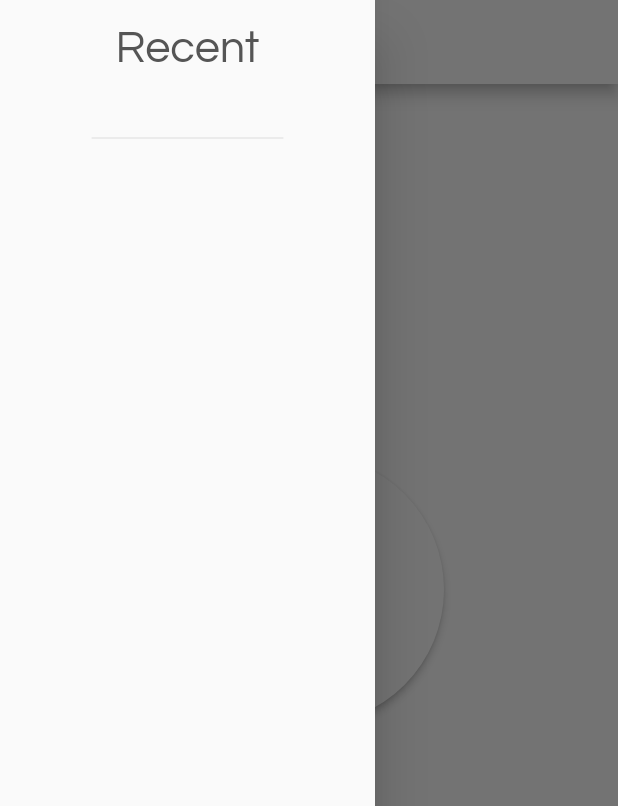
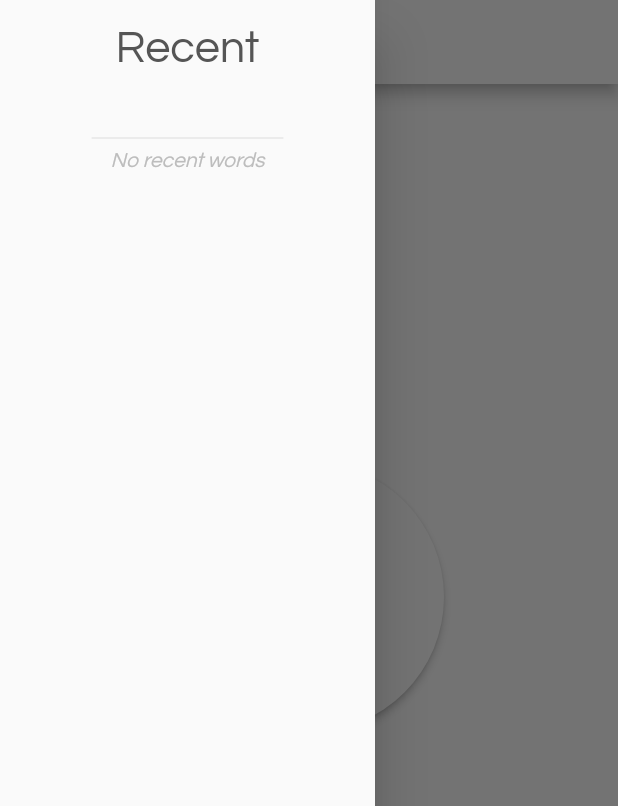
Before and after one commit to JuliusKarl/syno, a Flutter app: the screen it shows after launch, with the side drawer open, on a phone screen of 412 x 824 dp. Shown: the top 806 px of the screen. Run offline on Flutter 3.47's test engine with Material 2 defaults, Android fonts, the phone set to English and light mode, and no system bars; drawn by our look-alikes of avatar_glow; our stand-ins replace speech_to_text.

```diff
--- a/lib/components.dart
+++ b/lib/components.dart
@@ -1,4 +1,5 @@
 import 'package:flutter/material.dart';
+import 'main.dart';
 import 'package:avatar_glow/avatar_glow.dart';
 import 'package:speech_to_text/speech_to_text.dart' as stt;
 
@@ -15,6 +16,7 @@ class MainButton extends StatefulWidget {
 }
 
 class _MainButtonState extends State<MainButton> {
+  Image button;
   stt.SpeechToText _speech;
   bool _isListening = false;
   String _text;
@@ -22,19 +24,26 @@ class _MainButtonState extends State<MainButton> {
   @override
   initState() {
     super.initState();
+    button = Image.asset('assets/img/Syno-Button.png');
     _speech = stt.SpeechToText();
+  }
+
+  @override
+  void didChangeDependencies() {
+    super.didChangeDependencies();
+    precacheImage(button.image, context);
   }
 
   @override
   Widget build(BuildContext context) {
     return Column(mainAxisAlignment: MainAxisAlignment.center, children: [
       Container(
-          width: 250.0,
-          height: 250.0,
+          width: 230.0,
+          height: 230.0,
           child: AvatarGlow(
               animate: _isListening,
               glowColor: orange,
-              endRadius: 250,
+              endRadius: 200,
               duration: Duration(milliseconds: 1500),
               showTwoGlows: true,
               child: Container(
@@ -48,15 +57,17 @@ class _MainButtonState extends State<MainButton> {
                           foregroundDecoration: _isListening
                               ? BoxDecoration(
                                   shape: BoxShape.circle,
-                                  color: Colors.grey,
-                                  backgroundBlendMode: BlendMode.saturation,
+                                  color: Colors.grey[400],
+                                  backgroundBlendMode: BlendMode.hardLight,
                                 )
                               : null,
-                          child: Image.asset('assets/img/Syno-Button.png')),
+                          child: button),
                       onPressed: _listen)))),
-      new Text(
-        _isListening ? "" : (_text != null ? _text : "Tap to start"),
-      )
+      Container(
+          margin: EdgeInsets.fromLTRB(0, 20, 0, 0),
+          child: Text(
+            _isListening ? "Listening ..." : "Tap to start",
+          ))
     ]);
   }
 
@@ -69,7 +80,14 @@ class _MainButtonState extends State<MainButton> {
                 else if (val == 'notListening')
                   {
                     print("Stopped listening: $_text"),
-                    if (_text.length > 0) recentWords.add(_text),
+                    if (_text.length != null && _text != '' && _text.length > 0)
+                      {
+                        recentWords.add(_text),
+                        Navigator.push(
+                            context,
+                            MaterialPageRoute(
+                                builder: (context) => SecondPage(word: _text)))
+                      },
                     _speech.stop(),
                     setState(() => _isListening = false)
                   }
@@ -115,14 +133,32 @@ class _RecentWordsState extends State<RecentWords> {
               )),
           Expanded(
               child: ListView(
-                  children: recentWords
-                      .map((word) {
-                        return Card(
-                            child: ListTile(title: Text(word), onTap: () {}));
-                      })
-                      .toList()
-                      .reversed
-                      .toList()))
+                  children: recentWords.length > 0
+                      ? recentWords
+                          .map((word) {
+                            return Card(
+                                child: ListTile(
+                                    title: Text(word),
+                                    onTap: () {
+                                      Navigator.push(
+                                          context,
+                                          MaterialPageRoute(
+                                              builder: (context) =>
+                                                  SecondPage(word: word)));
+                                    }));
+                          })
+                          .toList()
+                          .reversed
+                          .toList()
+                      : [
+                          Center(
+                              child: Text(
+                            "No recent words",
+                            style: TextStyle(
+                                fontStyle: FontStyle.italic,
+                                color: Colors.grey[400]),
+                          ))
+                        ]))
         ],
       ),
     ));
--- a/pubspec.yaml
+++ b/pubspec.yaml
@@ -21,6 +21,7 @@ environment:
   sdk: ">=2.7.0 <3.0.0"
 
 dependencies:
+  http: ^0.12.2
   flutter:
     sdk: flutter
 
```
Also changed, not shown: lib/main.dart (+113 -3 lines), pubspec.lock.
